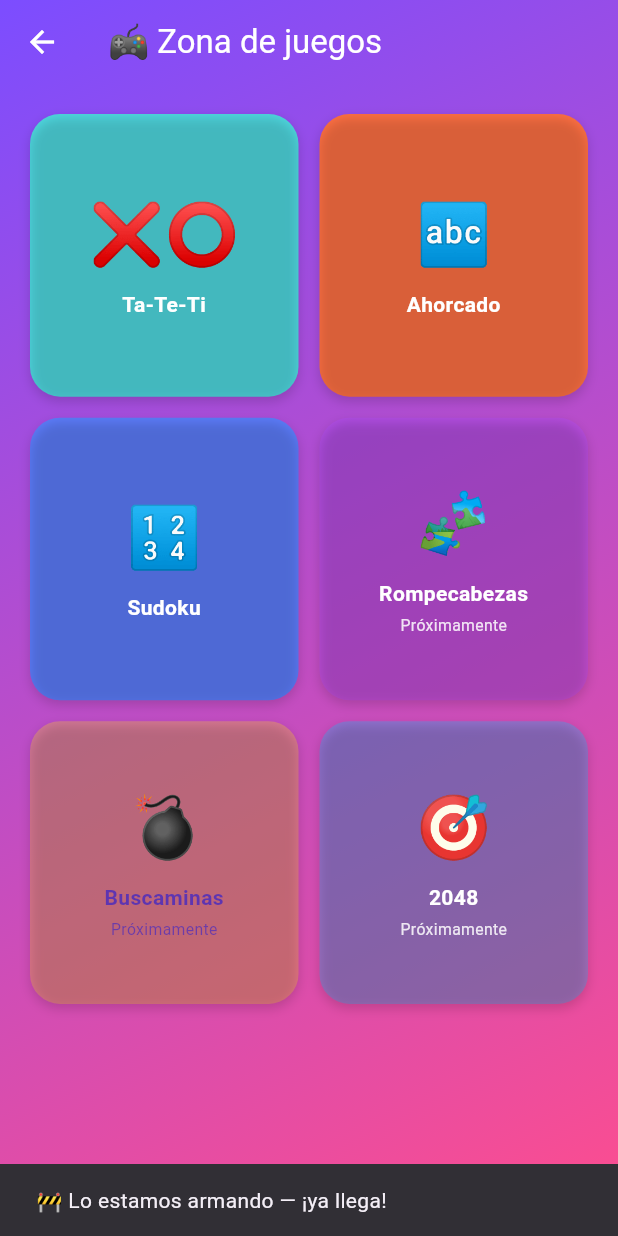
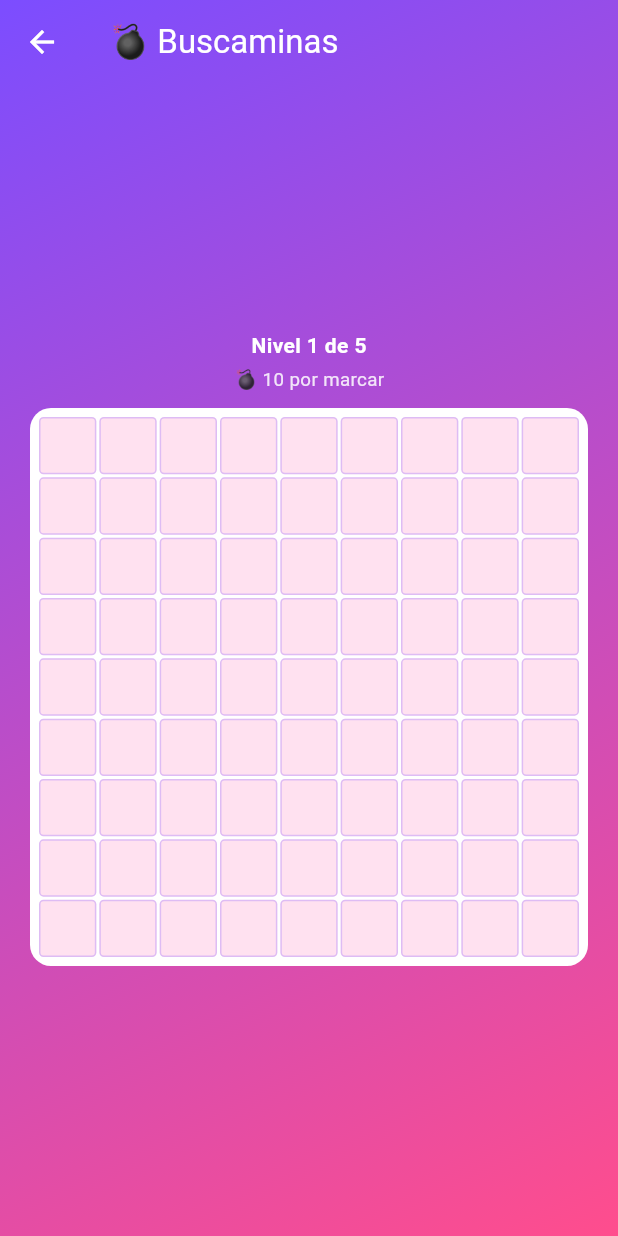
Before and after one commit to solucioneselectromedicassj-ai/La-oca-, a Flutter app: the JuegosHubScreen screen opened directly with empty values, after a tap on "Buscaminas", on a phone screen of 412 x 824 dp. Run offline on Flutter 3.47's test engine with Material 3 defaults, Android fonts, the phone set to English and light mode, and no system bars; our stand-ins replace audioplayers, share_plus, shared_preferences, supabase_flutter; missing offline and left inert: onesignal_flutter, realtime_client; accounts and stored records are empty; Roboto replaces fonts that are missing (Georgia).

Commit message:
Sumar Buscaminas a la Zona de juegos, con niveles que escalan
Primer toque siempre seguro (las minas se reparten recién después,
evitando esa celda y sus vecinas) y toque largo para poner bandera.
Tamaño de grilla fijo por franja de edad para que las celdas sigan
siendo tocables en el celular (6x6 menores, 7x7 adolescentes, 9x9
adultos) y lo que escala con cada victoria es la cantidad de minas —
sencillo para menores, niveles que van subiendo para el resto, como
se pidió.

```diff
--- /dev/null
+++ b/ocaland_flutter/lib/screens/buscaminas_screen.dart
@@ -0,0 +1,290 @@
+import 'dart:math';
+import 'package:flutter/material.dart';
+import '../services/mascota_service.dart';
+import '../theme/app_colors.dart';
+
+class _NivelConfig {
+  final int filas;
+  final int columnas;
+  final int minas;
+  const _NivelConfig(this.filas, this.columnas, this.minas);
+}
+
+/// Niveles por franja de edad — el tamaño de grilla queda fijo dentro de
+/// cada franja (para que las celdas se sigan pudiendo tocar bien en el
+/// celular) y lo que escala con cada victoria es la cantidad de minas.
+/// Pedido explícito: sencillo para menores, y niveles que van subiendo
+/// para los demás.
+const _nivelesPorTier = <String, List<_NivelConfig>>{
+  'menor': [_NivelConfig(6, 6, 5)],
+  'adolescente': [_NivelConfig(7, 7, 6), _NivelConfig(7, 7, 9), _NivelConfig(7, 7, 12)],
+  'adulto': [
+    _NivelConfig(9, 9, 10),
+    _NivelConfig(9, 9, 14),
+    _NivelConfig(9, 9, 18),
+    _NivelConfig(9, 9, 22),
+    _NivelConfig(9, 9, 26),
+  ],
+};
+
+enum _Estado { jugando, ganaste, perdiste }
+
+/// Buscaminas clásico: el primer toque siempre es seguro (las minas se
+/// reparten recién después, evitando esa celda y sus vecinas), toque
+/// largo para marcar bandera. Ganar un nivel desbloquea el siguiente
+/// dentro de la franja de edad.
+class BuscaminasScreen extends StatefulWidget {
+  final String usuarioId;
+  final String nivel; // 'menor' | 'adolescente' | 'adulto'
+  const BuscaminasScreen({super.key, required this.usuarioId, required this.nivel});
+
+  @override
+  State<BuscaminasScreen> createState() => _BuscaminasScreenState();
+}
+
+class _BuscaminasScreenState extends State<BuscaminasScreen> {
+  late final List<_NivelConfig> _niveles = _nivelesPorTier[widget.nivel] ?? _nivelesPorTier['adulto']!;
+  int _nivelActual = 0;
+
+  late List<List<bool>> _minas;
+  late List<List<bool>> _reveladas;
+  late List<List<bool>> _banderas;
+  late List<List<int>> _adyacentes;
+  bool _minasColocadas = false;
+  _Estado _estado = _Estado.jugando;
+  bool _premiado = false;
+
+  _NivelConfig get _config => _niveles[_nivelActual];
+
+  @override
+  void initState() {
+    super.initState();
+    _reiniciar();
+  }
+
+  void _reiniciar() {
+    final f = _config.filas, c = _config.columnas;
+    _minas = List.generate(f, (_) => List.filled(c, false));
+    _reveladas = List.generate(f, (_) => List.filled(c, false));
+    _banderas = List.generate(f, (_) => List.filled(c, false));
+    _adyacentes = List.generate(f, (_) => List.filled(c, 0));
+    _minasColocadas = false;
+    _estado = _Estado.jugando;
+    _premiado = false;
+    setState(() {});
+  }
+
+  void _colocarMinas(int rSeguro, int cSeguro) {
+    final f = _config.filas, c = _config.columnas;
+    final prohibidas = <String>{};
+    for (var dr = -1; dr <= 1; dr++) {
+      for (var dc = -1; dc <= 1; dc++) {
+        prohibidas.add('${rSeguro + dr},${cSeguro + dc}');
+      }
+    }
+    final rnd = Random();
+    var colocadas = 0;
+    while (colocadas < _config.minas) {
+      final r = rnd.nextInt(f);
+      final cc = rnd.nextInt(c);
+      if (_minas[r][cc] || prohibidas.contains('$r,$cc')) continue;
+      _minas[r][cc] = true;
+      colocadas++;
+    }
+    for (var r = 0; r < f; r++) {
+      for (var cc = 0; cc < c; cc++) {
+        if (_minas[r][cc]) continue;
+        var n = 0;
+        for (var dr = -1; dr <= 1; dr++) {
+          for (var dc = -1; dc <= 1; dc++) {
+            final rr = r + dr, ccc = cc + dc;
+            if (rr < 0 || rr >= f || ccc < 0 || ccc >= c) continue;
+            if (_minas[rr][ccc]) n++;
+          }
+        }
+        _adyacentes[r][cc] = n;
+      }
+    }
+    _minasColocadas = true;
+  }
+
+  void _tocar(int r, int c) {
+    if (_estado != _Estado.jugando || _banderas[r][c] || _reveladas[r][c]) return;
+    if (!_minasColocadas) _colocarMinas(r, c);
+
+    if (_minas[r][c]) {
+      setState(() {
+        _reveladas[r][c] = true;
+        _estado = _Estado.perdiste;
+        for (var i = 0; i < _config.filas; i++) {
+          for (var j = 0; j < _config.columnas; j++) {
+            if (_minas[i][j]) _reveladas[i][j] = true;
+          }
+        }
+      });
+      return;
+    }
+
+    setState(() {
+      _revelarDesde(r, c);
+      if (_gano()) {
+        _estado = _Estado.ganaste;
+        _premiar();
+      }
+    });
+  }
+
+  void _revelarDesde(int r, int c) {
+    if (r < 0 || r >= _config.filas || c < 0 || c >= _config.columnas) return;
+    if (_reveladas[r][c] || _banderas[r][c]) return;
+    _reveladas[r][c] = true;
+    if (_adyacentes[r][c] == 0) {
+      for (var dr = -1; dr <= 1; dr++) {
+        for (var dc = -1; dc <= 1; dc++) {
+          if (dr == 0 && dc == 0) continue;
+          _revelarDesde(r + dr, c + dc);
+        }
+      }
+    }
+  }
+
+  bool _gano() {
+    for (var r = 0; r < _config.filas; r++) {
+      for (var c = 0; c < _config.columnas; c++) {
+        if (!_minas[r][c] && !_reveladas[r][c]) return false;
+      }
+    }
+    return true;
+  }
+
+  void _marcar(int r, int c) {
+    if (_estado != _Estado.jugando || _reveladas[r][c]) return;
+    setState(() => _banderas[r][c] = !_banderas[r][c]);
+  }
+
+  Future<void> _premiar() async {
+    if (_premiado) return;
+    _premiado = true;
+    await MascotaService.registrarJuego(usuarioId: widget.usuarioId, suba: 20);
+  }
+
+  void _siguienteNivel() {
+    setState(() => _nivelActual = (_nivelActual + 1).clamp(0, _niveles.length - 1));
+    _reiniciar();
+  }
+
+  int get _banderasPuestas => _banderas.expand((f) => f).where((b) => b).length;
+
+  @override
+  Widget build(BuildContext context) {
+    final hayMasNiveles = _nivelActual < _niveles.length - 1;
+    return Scaffold(
+      backgroundColor: Colors.transparent,
+      extendBodyBehindAppBar: true,
+      appBar: AppBar(backgroundColor: Colors.transparent, elevation: 0, foregroundColor: Colors.white, title: const Text('💣 Buscaminas')),
+      body: Container(
+        decoration: const BoxDecoration(
+          gradient: LinearGradient(begin: Alignment.topLeft, end: Alignment.bottomRight, colors: AppColors.heroGradient),
+        ),
+        child: SafeArea(
+          child: Center(
+            child: ConstrainedBox(
+              constraints: const BoxConstraints(maxWidth: 420),
+              child: SingleChildScrollView(
+                padding: const EdgeInsets.all(20),
+                child: Column(
+                  children: [
+                    Text(
+                      _niveles.length > 1 ? 'Nivel ${_nivelActual + 1} de ${_niveles.length}' : 'Buscaminas',
+                      style: const TextStyle(color: Colors.white, fontWeight: FontWeight.w600),
+                    ),
+                    const SizedBox(height: 4),
+                    Text(
+                      '💣 ${_config.minas - _banderasPuestas} por marcar',
+                      style: TextStyle(color: Colors.white.withValues(alpha: 0.85), fontSize: 12.5),
+                    ),
+                    const SizedBox(height: 10),
+                    if (_estado == _Estado.ganaste)
+                      Padding(
+                        padding: const EdgeInsets.only(bottom: 8),
+                        child: Text(hayMasNiveles ? '🎉 ¡Ganaste! Vamos al siguiente nivel.' : '🎉 ¡Ganaste el último nivel!', textAlign: TextAlign.center, style: const TextStyle(color: Colors.white, fontWeight: FontWeight.bold)),
+                      ),
+                    if (_estado == _Estado.perdiste)
+                      const Padding(
+                        padding: EdgeInsets.only(bottom: 8),
+                        child: Text('💥 ¡Pisaste una mina!', style: TextStyle(color: Colors.white, fontWeight: FontWeight.bold)),
+                      ),
+                    AspectRatio(
+                      aspectRatio: _config.columnas / _config.filas,
+                      child: Container(
+                        padding: const EdgeInsets.all(6),
+                        decoration: BoxDecoration(color: Colors.white, borderRadius: BorderRadius.circular(14)),
+                        child: GridView.count(
+                          crossAxisCount: _config.columnas,
+                          physics: const NeverScrollableScrollPhysics(),
+                          mainAxisSpacing: 2,
+                          crossAxisSpacing: 2,
+                          children: [
+                            for (var r = 0; r < _config.filas; r++)
+                              for (var c = 0; c < _config.columnas; c++) _celda(r, c),
+                          ],
+                        ),
+                      ),
+                    ),
+                    const SizedBox(height: 16),
+                    if (_estado == _Estado.ganaste)
+                      ElevatedButton(onPressed: hayMasNiveles ? _siguienteNivel : _reiniciar, child: Text(hayMasNiveles ? '➡️ Siguiente nivel' : '🔁 Jugar de nuevo'))
+                    else if (_estado == _Estado.perdiste)
+                      ElevatedButton(onPressed: _reiniciar, child: const Text('🔁 Reintentar')),
+                  ],
+                ),
+              ),
+            ),
+          ),
+        ),
+      ),
+    );
+  }
+
+  Widget _celda(int r, int c) {
+    final revelada = _reveladas[r][c];
+    final bandera = _banderas[r][c];
+    final mina = _minas[r][c];
+    final n = _adyacentes[r][c];
+
+    return GestureDetector(
+      onTap: () => _tocar(r, c),
+      onLongPress: () => _marcar(r, c),
+      child: Container(
+        decoration: BoxDecoration(
+          color: revelada ? (mina ? AppColors.coral : Colors.white) : AppColors.parchmentDark,
+          border: Border.all(color: AppColors.violet.withValues(alpha: 0.25)),
+          borderRadius: BorderRadius.circular(3),
+        ),
+        alignment: Alignment.center,
+        child: mina && revelada
+            ? const Text('💣', style: TextStyle(fontSize: 14))
+            : bandera && !revelada
+                ? const Text('🚩', style: TextStyle(fontSize: 13))
+                : (revelada && n > 0)
+                    ? Text('$n', style: TextStyle(fontWeight: FontWeight.bold, fontSize: 13, color: _colorNumero(n)))
+                    : const SizedBox.shrink(),
+      ),
+    );
+  }
+
+  Color _colorNumero(int n) {
+    const colores = [
+      AppColors.violetDark, // no se usa (n=0 no muestra número)
+      AppColors.sky,
+      AppColors.green,
+      AppColors.coral,
+      AppColors.indigo,
+      AppColors.magenta,
+      AppColors.turquoise,
+      AppColors.violetDark,
+      Colors.black,
+    ];
+    return colores[n.clamp(0, colores.length - 1)];
+  }
+}
--- a/ocaland_flutter/lib/screens/juegos_hub_screen.dart
+++ b/ocaland_flutter/lib/screens/juegos_hub_screen.dart
@@ -1,6 +1,7 @@
 import 'package:flutter/material.dart';
 import '../theme/app_colors.dart';
 import 'ahorcado_screen.dart';
+import 'buscaminas_screen.dart';
 import 'sudoku_screen.dart';
 import 'tateti_screen.dart';
 
@@ -30,7 +31,7 @@ class JuegosHubScreen extends StatelessWidget {
       _JuegoInfo('🔤', 'Ahorcado', AppColors.coral, builder: (_) => AhorcadoScreen(usuarioId: usuarioId, nivel: nivel)),
       _JuegoInfo('🔢', 'Sudoku', AppColors.indigo, builder: (_) => SudokuScreen(usuarioId: usuarioId, nivel: nivel)),
       _JuegoInfo('🧩', 'Rompecabezas', AppColors.magenta),
-      _JuegoInfo('💣', 'Buscaminas', AppColors.gold, textoOscuro: true),
+      _JuegoInfo('💣', 'Buscaminas', AppColors.gold, textoOscuro: true, builder: (_) => BuscaminasScreen(usuarioId: usuarioId, nivel: nivel)),
       _JuegoInfo('🎯', '2048', AppColors.sky),
     ];
     return Scaffold(
```
